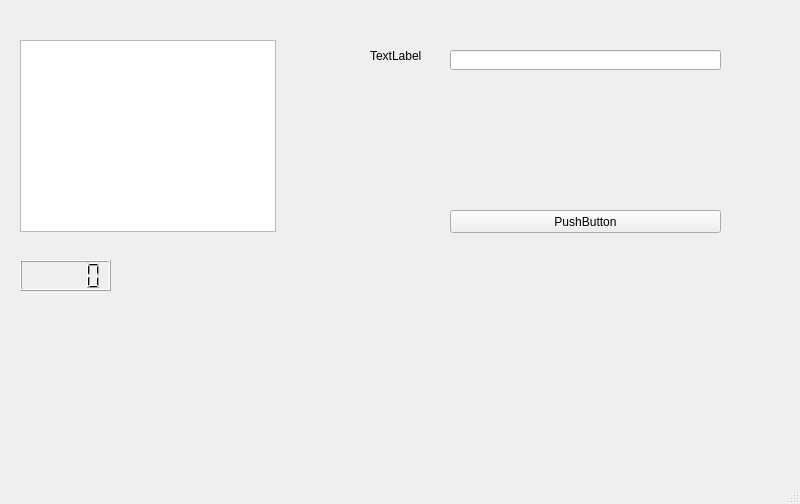
First picture: the form in captcha_main.ui, repository minghu6/captcha, before the edit.
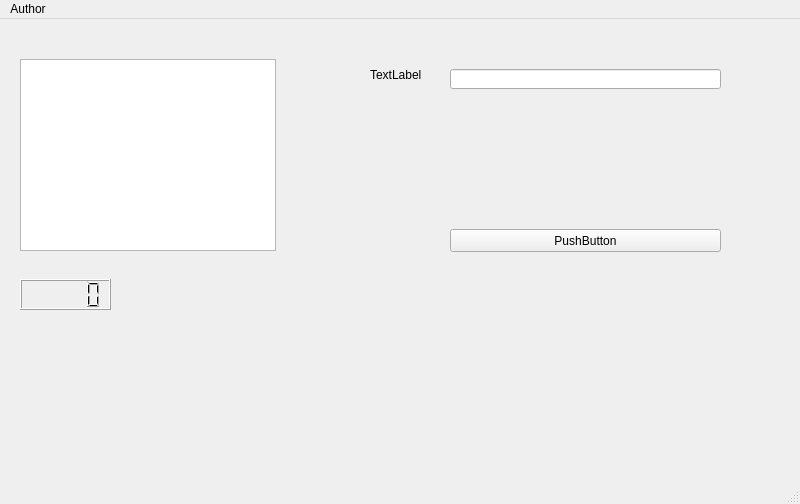
Second picture: the form after the edit. Custom widgets are drawn as their Qt base class.

The edit to the form file:
```diff
--- a/captcha_main.ui
+++ b/captcha_main.ui
@@ -88,6 +88,13 @@
      <height>23</height>
     </rect>
    </property>
+   <widget class="QMenu" name="menuAuthon">
+    <property name="title">
+     <string>Author</string>
+    </property>
+    <addaction name="separator"/>
+   </widget>
+   <addaction name="menuAuthon"/>
   </widget>
   <widget class="QStatusBar" name="statusbar"/>
  </widget>
```
